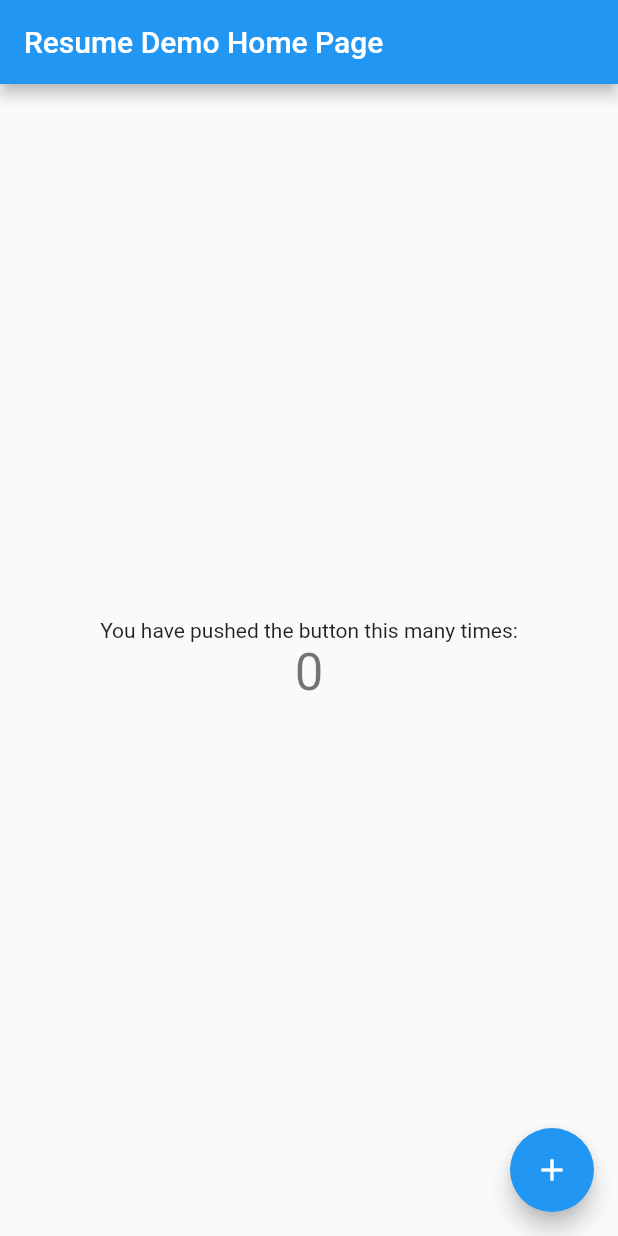
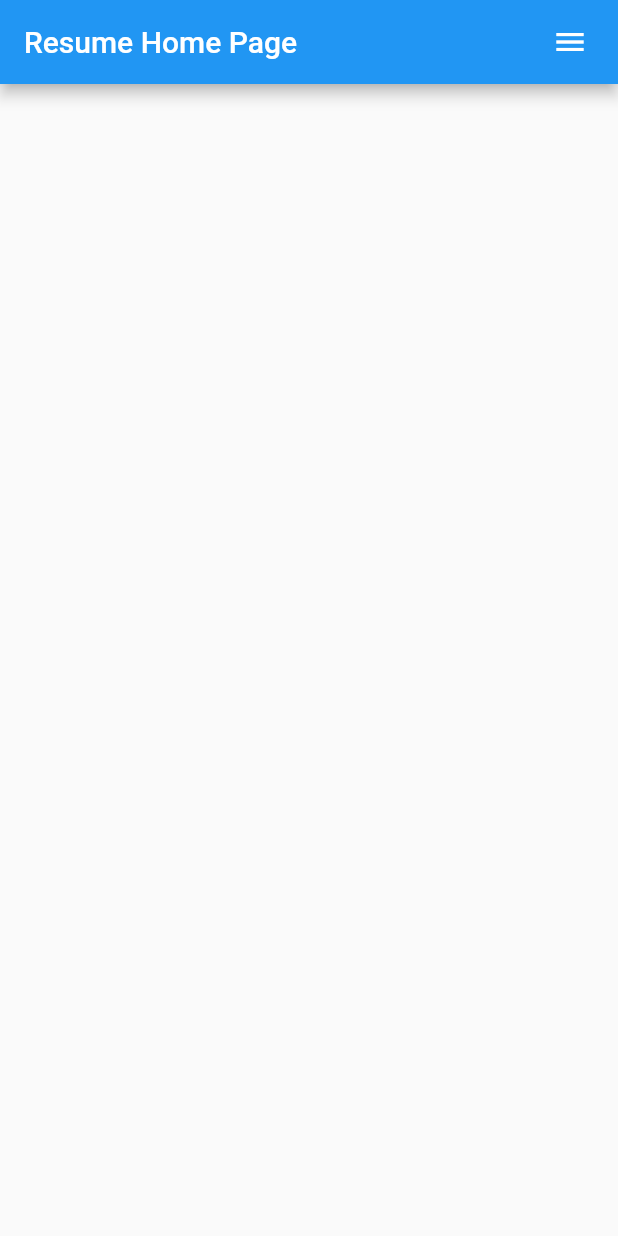
Before and after one commit to gwyne254/resume_app, a Flutter app: the screen it shows after launch, on a phone screen of 412 x 824 dp. Run offline on Flutter 3.47's test engine with Material 2 defaults, Android fonts, the phone set to English and light mode, and no system bars.

Commit message:
Development comit

```diff
--- a/lib/main.dart
+++ b/lib/main.dart
@@ -11,13 +11,14 @@ class MyApp extends StatelessWidget {
   @override
   Widget build(BuildContext context) {
     return MaterialApp(
-      title: 'Flutter Demo',
+      title: 'Resume App',
       theme: ThemeData(
         // This is the theme of your application.
 
         primarySwatch: Colors.blue,
       ),
-      home: const MyHomePage(title: 'Resume Demo Home Page'),
+      debugShowCheckedModeBanner: false,
+      home: const MyHomePage(title: 'Resume Home Page'),
     );
   }
 }
@@ -32,27 +33,28 @@ class MyHomePage extends StatefulWidget {
 }
 
 class _MyHomePageState extends State<MyHomePage> {
-  int _counter = 0;
-
-  void _incrementCounter() {
-    setState(() {
-      // This call to setState tells the Flutter framework that something has
-      // changed in this State, which causes it to rerun the build method below
-      // so that the display can reflect the updated values. If we changed
-      // _counter without calling setState(), then the build method would not be
-      // called again, and so nothing would appear to happen.
-      _counter++;
-    });
-  }
+  // int _counter = 0;
+  // void _incrementCounter() {
+  //   setState(() {
+  //     _counter++;
+  //   });
+  // }
 
   @override
   Widget build(BuildContext context) {
     return Scaffold(
       appBar: AppBar(
-        // Here we take the value from the MyHomePage object that was created by
-        // the App.build method, and use it to set our appbar title.
-        title: Text(widget.title),
-      ),
+          // Here we take the value from the MyHomePage object that was created by
+          // the App.build method, and use it to set our appbar title.
+          title: Text(widget.title),
+          actions: <Widget>[
+            Padding(
+                padding: EdgeInsets.only(right: 20.0),
+                child: GestureDetector(
+                  onTap: () {},
+                  child: Icon(Icons.menu),
+                )),
+          ]),
       body: Center(
         // Center is a layout widget. It takes a single child and positions it
         // in the middle of the parent.
@@ -62,22 +64,9 @@ class _MyHomePageState extends State<MyHomePage> {
           // children horizontally, and tries to be as tall as its parent.
 
           mainAxisAlignment: MainAxisAlignment.center,
-          children: <Widget>[
-            const Text(
-              'You have pushed the button this many times:',
-            ),
-            Text(
-              '$_counter',
-              style: Theme.of(context).textTheme.headline4,
-            ),
-          ],
+          children: <Widget>[],
         ),
       ),
-      floatingActionButton: FloatingActionButton(
-        onPressed: _incrementCounter,
-        tooltip: 'Increment',
-        child: const Icon(Icons.add),
-      ), // This trailing comma makes auto-formatting nicer for build methods.
     );
   }
 }
```
